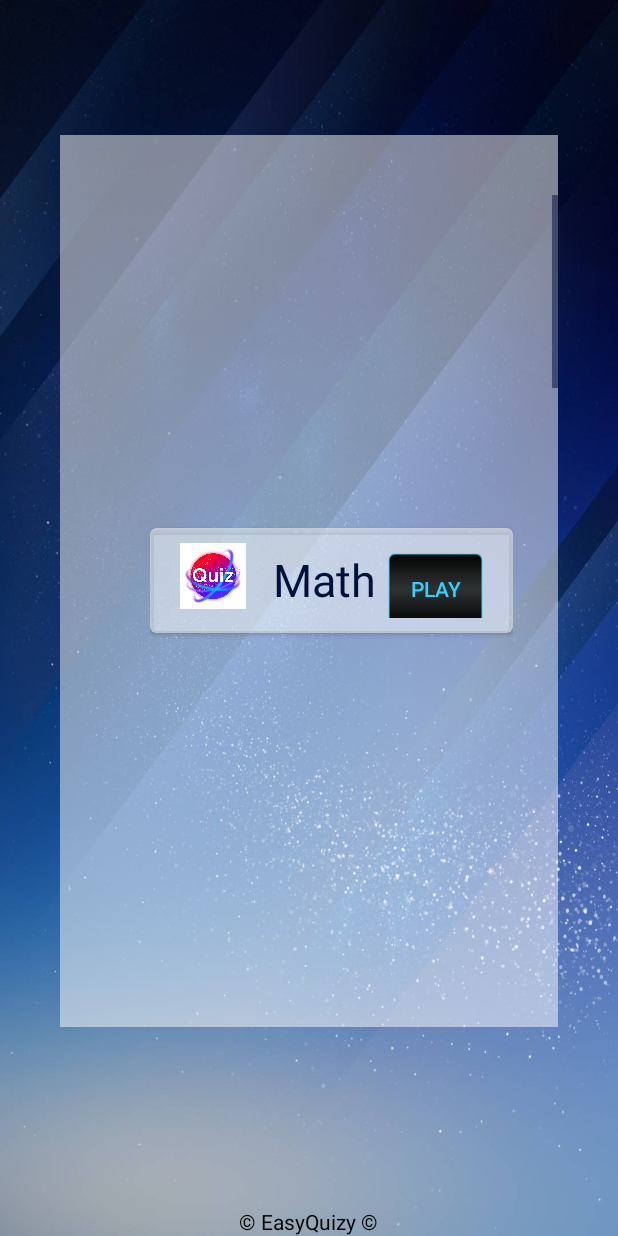
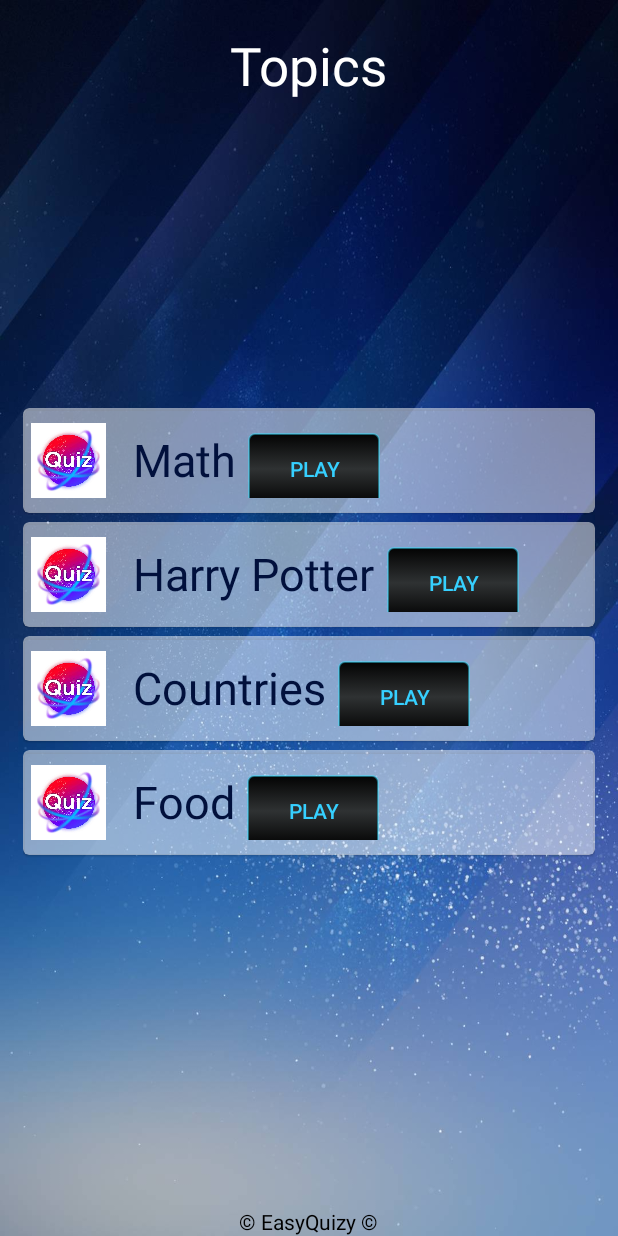
Before and after one commit to ShaniGeva12/EasyQuizy_App, an Android app: the TopicsSelectActivity screen opened directly, with no data from a screen before it, on a phone screen of 412 x 824 dp. Run offline under Robolectric (Android 15) with nearby library versions, the phone set to English and light mode, and no system bars.

Commit message:
RecyclerView cards looks perfectly good

```diff
--- /dev/null
+++ b/app/src/main/java/com/example/easyquizy_app/SpacingItemDecoration.java
@@ -0,0 +1,25 @@
+package com.example.easyquizy_app;
+
+import android.content.Context;
+import android.graphics.Rect;
+import android.support.v7.widget.RecyclerView;
+import android.util.DisplayMetrics;
+import android.util.TypedValue;
+import android.view.View;
+
+public class SpacingItemDecoration extends RecyclerView.ItemDecoration {
+    private int spacing;
+
+    public SpacingItemDecoration(Context context, int padding) {
+        DisplayMetrics metrics = context.getResources().getDisplayMetrics();
+        spacing = (int) TypedValue.applyDimension(TypedValue.COMPLEX_UNIT_DIP, padding, metrics);
+    }
+
+    @Override
+    public final void getItemOffsets(Rect outRect, View view, RecyclerView parent, RecyclerView.State state) {
+        int position = parent.getChildAdapterPosition(view);
+        if (position != state.getItemCount() - 1) {
+            outRect.bottom = spacing;
+        }
+    }
+}
--- a/app/src/main/java/com/example/easyquizy_app/TopicsSelectActivity.java
+++ b/app/src/main/java/com/example/easyquizy_app/TopicsSelectActivity.java
@@ -1,5 +1,6 @@
 package com.example.easyquizy_app;
 
+import android.content.Context;
 import android.os.Bundle;
 import android.support.design.widget.FloatingActionButton;
 import android.support.design.widget.Snackbar;
@@ -23,6 +24,7 @@ public class TopicsSelectActivity extends AppCompatActivity
     private RecyclerView recyclerView;
     private RecyclerView.Adapter mAdapter;
     private RecyclerView.LayoutManager layoutManager;
+    //private Context context;
 
     @Override
     protected void onCreate(Bundle savedInstanceState) {
@@ -31,6 +33,7 @@ public class TopicsSelectActivity extends AppCompatActivity
 
         Toolbar toolbar = findViewById(R.id.toolbar);
         setSupportActionBar(toolbar);
+
         /* TODO shani
         FloatingActionButton fab = findViewById(R.id.fab);
         fab.setOnClickListener(new View.OnClickListener() {
@@ -86,6 +89,7 @@ public class TopicsSelectActivity extends AppCompatActivity
 
         // specify an adapter
         mAdapter = new TopicAdapter(this, topics);
+        recyclerView.addItemDecoration(new SpacingItemDecoration(this, 2));
         recyclerView.setAdapter(mAdapter);
 
 
--- a/app/src/main/res/layout/activity_topics_select.xml
+++ b/app/src/main/res/layout/activity_topics_select.xml
@@ -19,7 +19,7 @@
     <RelativeLayout
         android:id="@+id/main_layout"
         android:layout_width="match_parent"
-        android:layout_height="match_parent"
+        android:layout_height="wrap_content"
         android:background="@drawable/blue_bg">
 
 
@@ -29,17 +29,19 @@
             android:layout_width="match_parent"
             android:layout_height="wrap_content"
             android:layout_alignParentTop="true"
-            android:gravity="center">
+            android:gravity="center"
+            android:paddingTop="20dp"
+            >
 
-            <!--
+
             <TextView
                 android:id="@+id/title_ly"
                 android:layout_width="wrap_content"
                 android:layout_height="wrap_content"
-                android:text="@string/wlcm_str"
-                android:textColor="@color/text_color_secondary"
+                android:text="@string/topics"
+                android:textSize="35sp"
+                android:textColor="@color/text_color_primary"
                 />
-                -->
 
         </RelativeLayout>
 
@@ -64,18 +66,14 @@
         <RelativeLayout
             android:id="@+id/main_frame_ly"
             android:layout_width="match_parent"
-            android:layout_height="match_parent"
+            android:layout_height="wrap_content"
             android:layout_above="@id/footer"
             android:layout_below="@id/header"
             android:gravity="center"
 
-            android:layout_marginTop="90dp"
-            android:layout_marginBottom="120dp"
-            android:layout_marginEnd="40dp"
-            android:layout_marginStart="40dp"
-            android:background="@color/white_50precent"
+            android:layout_marginTop="10dp"
+            android:layout_marginBottom="40dp"
 
-            android:paddingStart="30dp"
             >
 
             <!-- A RecyclerView with some commonly used attributes -->
@@ -83,8 +81,10 @@
                 android:clipToPadding="false"
                 android:id="@+id/topics_recycler_view"
                 android:scrollbars="vertical"
+
                 android:layout_width="match_parent"
-                android:layout_height="wrap_content"/>
+                android:layout_height="wrap_content"
+                />
 
 
         </RelativeLayout>
--- a/app/src/main/res/layout/topic_card.xml
+++ b/app/src/main/res/layout/topic_card.xml
@@ -1,31 +1,34 @@
 <?xml version="1.0" encoding="utf-8"?>
 <LinearLayout xmlns:android="http://schemas.android.com/apk/res/android"
     android:layout_width="match_parent"
-    android:layout_height="match_parent"
+    android:layout_height="wrap_content"
     xmlns:tools="http://schemas.android.com/tools"
     xmlns:card_view="http://schemas.android.com/apk/res-auto"
-    android:paddingStart="30dp"
-    android:paddingEnd="30dp">
+    android:paddingStart="15dp"
+    android:paddingEnd="15dp"
+    >
 
     <!-- A CardView that contains a TextView and buttons -->
     <android.support.v7.widget.CardView
         android:id="@+id/card_view"
         android:layout_gravity="center"
+
         android:layout_width="match_parent"
         android:layout_height="wrap_content"
+
         card_view:cardCornerRadius="4dp"
         card_view:cardBackgroundColor="@color/white_50precent"
 
-        card_view:cardMaxElevation="2dp"
-        card_view:cardElevation="2dp"
+        card_view:cardMaxElevation="1dp"
+        card_view:cardElevation="1dp"
 
-        android:paddingStart="15dp"
-        android:paddingEnd="15dp"
+        android:paddingStart="5dp"
+        android:paddingEnd="5dp"
         android:paddingBottom="8dp"
-        android:paddingTop="12dp"
+        android:paddingTop="8dp"
 
-        android:layout_marginBottom="12dp"
-        android:layout_marginTop="12dp"
+        android:layout_marginBottom="2dp"
+        android:layout_marginTop="2dp"
         >
         <!--
 
@@ -35,9 +38,11 @@
             android:id="@+id/name_ly"
             android:layout_width="match_parent"
             android:layout_height="wrap_content"
+
             android:orientation="horizontal"
-            android:paddingStart="20dp"
-            android:paddingEnd="20dp"
+
+            android:paddingStart="5dp"
+            android:paddingEnd="5dp"
             android:paddingTop="10dp"
             android:paddingBottom="10dp"
             >
@@ -48,8 +53,8 @@
                 android:layout_height="wrap_content"
                 card_view:srcCompat="@drawable/quiz_pic"
 
-                android:maxWidth="44dp"
-                android:maxHeight="44dp"
+                android:maxWidth="50dp"
+                android:maxHeight="50dp"
 
                 android:scaleType="fitCenter"
                 android:adjustViewBounds="true"
@@ -69,7 +74,7 @@
                 android:textSize="30sp"
 
                 android:layout_marginStart="10dp"
-                android:layout_marginBottom="5dp"
+                android:layout_marginBottom="1dp"
                 />
             <!-- android:text="Topic Name" -->
 
--- a/app/src/main/res/values/strings.xml
+++ b/app/src/main/res/values/strings.xml
@@ -50,5 +50,6 @@
     <string name="enter_mail">example@gmail.com</string>
     <string name="paas_hint">Enter Password Here</string>
     <string name="sign_up">Sign Up</string>
+    <string name="topics">Topics</string>
 
 </resources>
```
Also changed, not shown: 1 other file.
